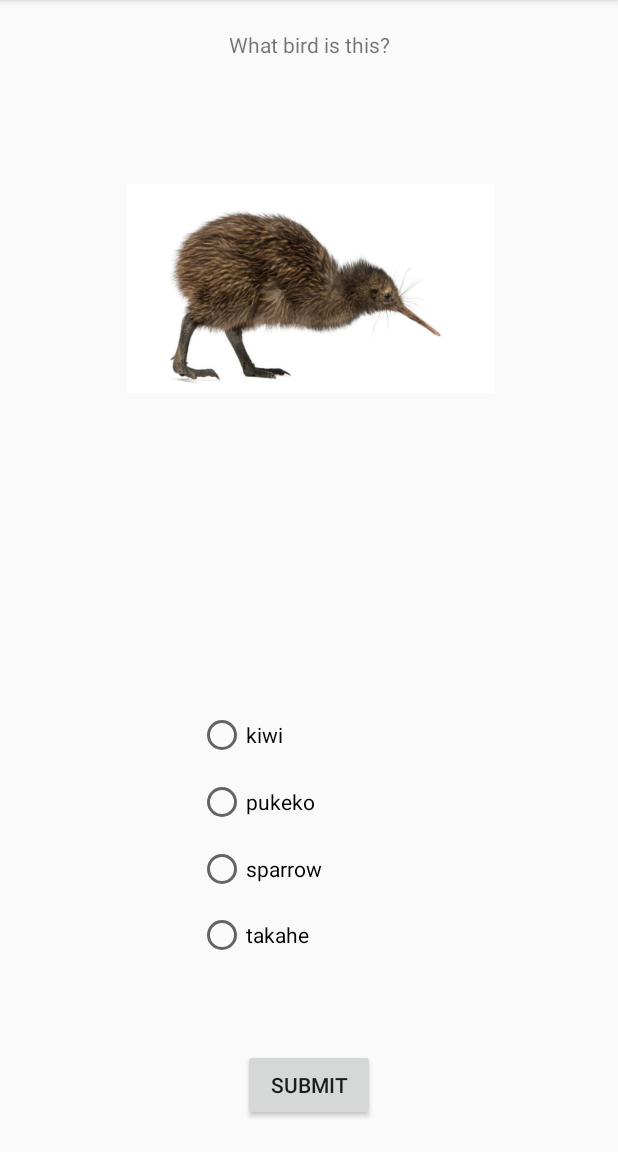
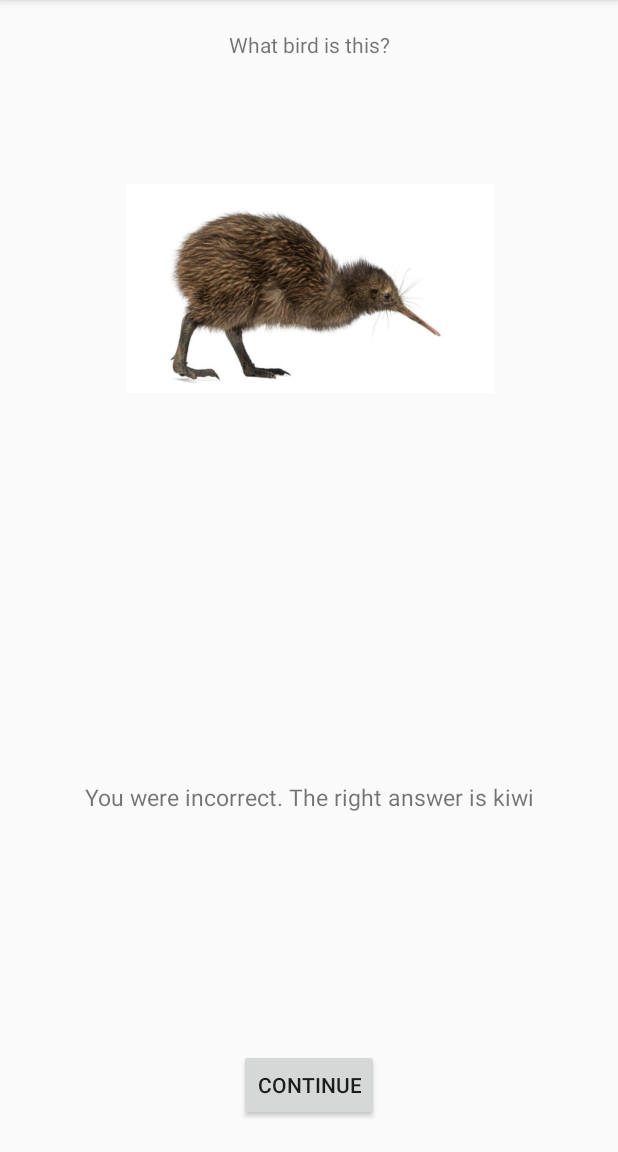
Before and after one commit to meadal1/egitstuff, an Android app: the questions screen opened directly, with no data from a screen before it, after a tap on "SUBMIT", on a phone screen of 412 x 824 dp, the part 84-1236 px from its top. Run offline under Robolectric (Android 15) with nearby library versions, the phone set to English and light mode, and no system bars; 1 statement that could not run was skipped.

Commit message:
Added feature where it gets mad if you get it wrong :)

```diff
--- a/EndangeredBirds/app/src/main/java/com/example/aaron/endangeredbirds/questions.java
+++ b/EndangeredBirds/app/src/main/java/com/example/aaron/endangeredbirds/questions.java
@@ -14,6 +14,7 @@ public class questions extends AppCompatActivity implements View.OnClickListener
     private int count;
     private Question[] questions;
     private TextView q;
+    private TextView wrong;
     private ImageView i;
     private RadioButton a1;
     private RadioButton a2;
@@ -21,6 +22,7 @@ public class questions extends AppCompatActivity implements View.OnClickListener
     private RadioButton a4;
     private RadioGroup rg;
     private int score;
+    private Button btnData;
 
     @Override
     protected void onCreate(Bundle savedInstanceState) {
@@ -42,6 +44,7 @@ public class questions extends AppCompatActivity implements View.OnClickListener
         questions[9] = new Question("What bird is this?", "tui", "silvereye", "kaka", "hihi", "tui");
 
         q = (TextView) findViewById(R.id.q);
+        wrong = (TextView) findViewById(R.id.textView7);
         i = (ImageView) findViewById(R.id.imageView);
         rg = (RadioGroup) findViewById(R.id.rg);
         rg = (RadioGroup) findViewById(R.id.rg);
@@ -55,7 +58,7 @@ public class questions extends AppCompatActivity implements View.OnClickListener
         a4.setText(questions[0].getAnswer4());
         q.setText(questions[0].getQuestion());
 
-        Button btnData = (Button) findViewById(R.id.button2);
+        btnData = (Button) findViewById(R.id.button2);
         btnData.setOnClickListener(this);
 
     }
@@ -73,6 +76,12 @@ public class questions extends AppCompatActivity implements View.OnClickListener
         int selectedId = rg.getCheckedRadioButtonId();
         RadioButton selected = (RadioButton) findViewById(selectedId);
         if(questions[count].getCorrectAnswer() == selected.getText()) {
+            a1.setVisibility(View.VISIBLE);
+            a2.setVisibility(View.VISIBLE);
+            a3.setVisibility(View.VISIBLE);
+            a4.setVisibility(View.VISIBLE);
+            wrong.setVisibility(View.INVISIBLE);
+            btnData.setText("SUBMIT");
             count++;
             score = getScore() + 1;
             selected.setChecked(false);
@@ -112,7 +121,16 @@ public class questions extends AppCompatActivity implements View.OnClickListener
             }
         }
         else {
-
+            a1.setVisibility(View.INVISIBLE);
+            a2.setVisibility(View.INVISIBLE);
+            a3.setVisibility(View.INVISIBLE);
+            a4.setVisibility(View.INVISIBLE);
+            wrong.setVisibility(View.VISIBLE);
+            wrong.setText(("You were incorrect. The right answer is ") + questions[count].getCorrectAnswer());
+            score--;
+            a1.setText(questions[count].getCorrectAnswer());
+            a1.setChecked(true);
+            btnData.setText("CONTINUE");
         }
 
     }
--- a/EndangeredBirds/app/src/main/res/layout/activity_questions.xml
+++ b/EndangeredBirds/app/src/main/res/layout/activity_questions.xml
@@ -130,4 +130,21 @@
             app:layout_constraintTop_toTopOf="parent"
             app:layout_constraintVertical_bias="0.757" />
     </RadioGroup>
+
+    <TextView
+        android:id="@+id/textView7"
+        android:layout_width="wrap_content"
+        android:layout_height="wrap_content"
+        android:layout_marginBottom="8dp"
+        android:layout_marginEnd="8dp"
+        android:layout_marginStart="8dp"
+        android:layout_marginTop="8dp"
+        android:text="TextView"
+        android:textSize="15sp"
+        android:visibility="invisible"
+        app:layout_constraintBottom_toBottomOf="parent"
+        app:layout_constraintEnd_toEndOf="parent"
+        app:layout_constraintStart_toStartOf="parent"
+        app:layout_constraintTop_toTopOf="parent"
+        app:layout_constraintVertical_bias="0.702" />
 </android.support.constraint.ConstraintLayout>
```
